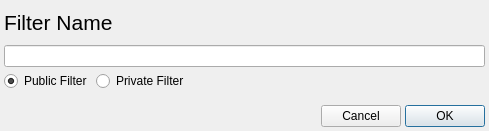
Qt form Source/Applications/PluginMaker/UI_Files/AddFilterWidget.ui (BlueQuartzSoftware/DREAM3D) before a commit.
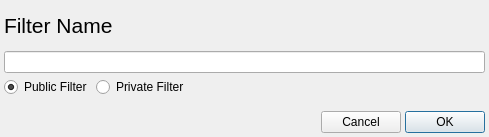
The same form after that commit.

```diff
--- a/Source/Applications/PluginMaker/UI_Files/AddFilterWidget.ui
+++ b/Source/Applications/PluginMaker/UI_Files/AddFilterWidget.ui
@@ -7,7 +7,7 @@
     <x>0</x>
     <y>0</y>
     <width>489</width>
-    <height>131</height>
+    <height>137</height>
    </rect>
   </property>
   <property name="sizePolicy">
@@ -66,6 +66,9 @@
          <property name="text">
           <string>Private Filter</string>
          </property>
+         <property name="checked">
+          <bool>false</bool>
+         </property>
         </widget>
        </item>
        <item>
```
Left out of the diff: 4 changed lines with no effect on the pictures.
